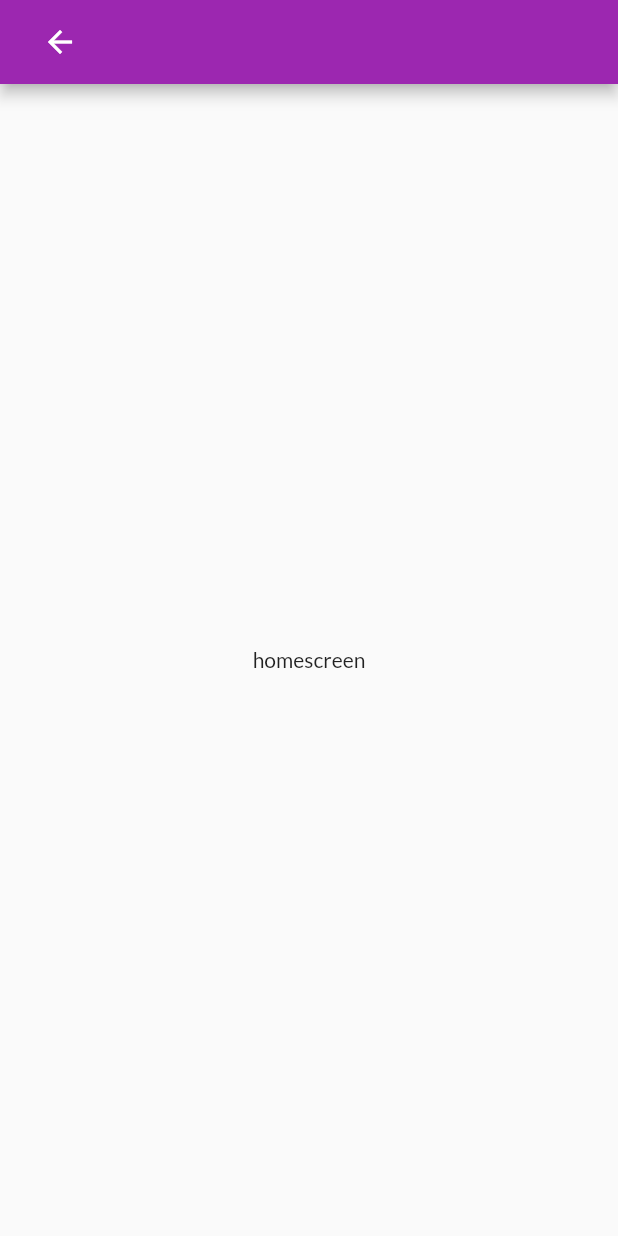
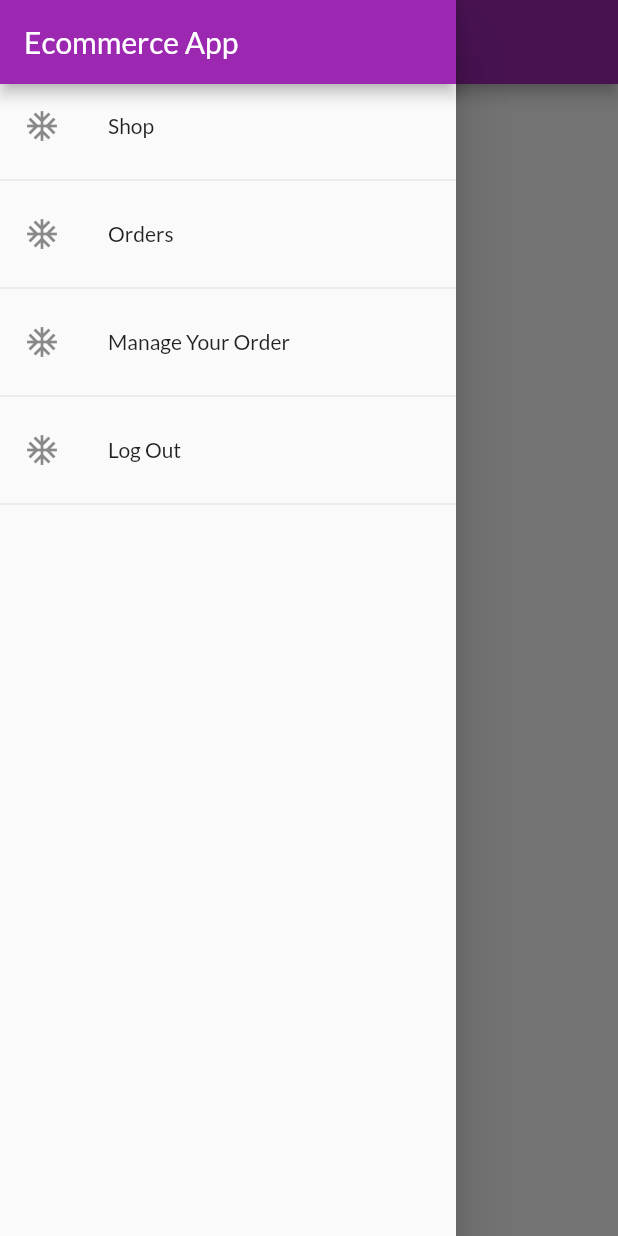
Before and after one commit to Abdo2021-a/EcommerceApp, a Flutter app: the ProductOverViewScreen screen opened directly, with the side drawer open (before the commit the screen has no drawer), on a phone screen of 412 x 824 dp. Run offline on Flutter 3.47's test engine with Material 2 defaults, Android fonts, the phone set to English and light mode, and no system bars; our stand-ins replace fluttertoast, shared_preferences; accounts and stored records are empty; network calls fail.

Commit message:
app drawer

```diff
--- a/lib/Screens/product_overview_screen.dart
+++ b/lib/Screens/product_overview_screen.dart
@@ -1,5 +1,8 @@
 import 'package:flutter/material.dart';
+import 'package:provider/provider.dart';
+import 'package:shopapp/Providers/auth.dart';
 import 'package:shopapp/Screens/auth_screen.dart';
+import 'package:shopapp/Widgets/app_drawer.dart';
 
 class ProductOverViewScreen extends StatefulWidget {
   @override
@@ -11,15 +14,9 @@ class _ProductOverViewScreenState extends State<ProductOverViewScreen> {
   Widget build(BuildContext context) {
     return Scaffold(
       appBar: AppBar(
-        title: IconButton(
-          onPressed: () {
-            Navigator.push(context, MaterialPageRoute(builder: (_) {
-              return AuthScreen();
-            }));
-          },
-          icon: Icon(Icons.arrow_back),
-        ),
+        title: Text("shop"),
       ),
+      drawer: AppDrawer(),
       body: Center(
         child: Text("homescreen"),
       ),
--- a/lib/Widgets/app_drawer.dart
+++ b/lib/Widgets/app_drawer.dart
@@ -0,0 +1,55 @@
+import 'package:flutter/material.dart';
+import 'package:provider/provider.dart';
+import 'package:shopapp/Providers/auth.dart';
+import 'package:shopapp/Screens/auth_screen.dart';
+import 'package:shopapp/Screens/orders_screen.dart';
+import 'package:shopapp/Screens/user_prduct_screen.dart';
+
+class AppDrawer extends StatelessWidget {
+  @override
+  Widget build(BuildContext context) {
+    return Drawer(
+      child: Column(
+        children: [
+          AppBar(
+            automaticallyImplyLeading: false,
+            title: Text("Ecommerce App"),
+          ),
+          ListTile(
+              title: Text("Shop"),
+              leading: Icon(Icons.ac_unit),
+              onTap: () {
+                Navigator.of(context).pushReplacementNamed('/');
+              }),
+          Divider(),
+          ListTile(
+              title: Text("Orders"),
+              leading: Icon(Icons.ac_unit),
+              onTap: () {
+                Navigator.of(context)
+                    .pushReplacementNamed(OrdersScreen.orderscreen_routename);
+              }),
+          Divider(),
+          ListTile(
+              title: Text("Manage Your Order"),
+              leading: Icon(Icons.ac_unit),
+              onTap: () {
+                Navigator.of(context).pushReplacementNamed(
+                    UserProductScreen.userproductscreen_routename);
+              }),
+          Divider(),
+          ListTile(
+              title: Text("Log Out"),
+              leading: Icon(Icons.ac_unit),
+              onTap: () {
+                Provider.of<Auth>(context, listen: false).logOut();
+                Navigator.of(context)
+                    .pushReplacementNamed(AuthScreen.authscreen_routename);
+              }),
+          Divider(),
+        ],
+      ),
+    );
+  }
+}
+// AuthScreen.authscreen_routename
--- a/lib/main.dart
+++ b/lib/main.dart
@@ -32,6 +32,7 @@ class MyApp extends StatelessWidget {
       ],
       child: Consumer<Auth>(
         builder: (context, snap, _) {
+          // print("its run now");
           return MaterialApp(
             theme: ThemeData(primaryColor: Colors.purple, fontFamily: "Lato"),
             debugShowCheckedModeBanner: false,
```
Also changed, not shown: lib/Providers/auth.dart (+9 -2 lines), lib/Screens/auth_screen.dart (+22 -19 lines), lib/Screens/orders_screen.dart (+7 -2 lines), lib/Screens/user_prduct_screen.dart (+7 -2 lines).
